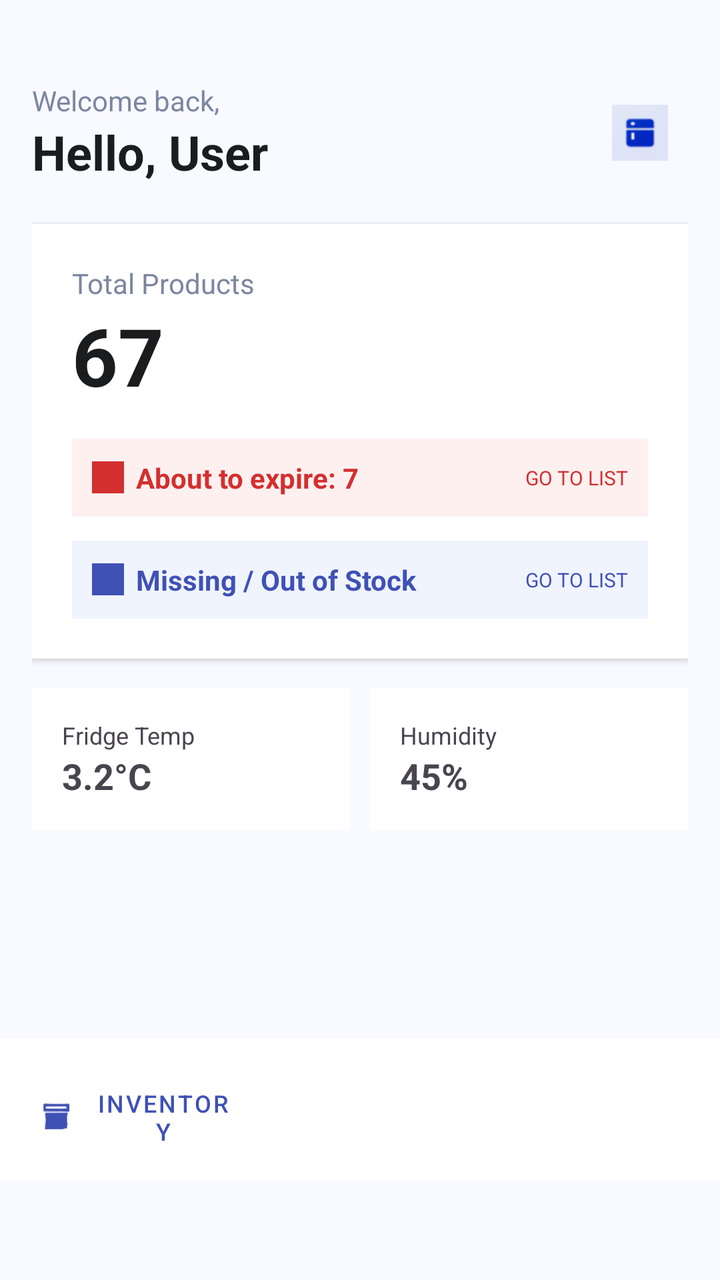
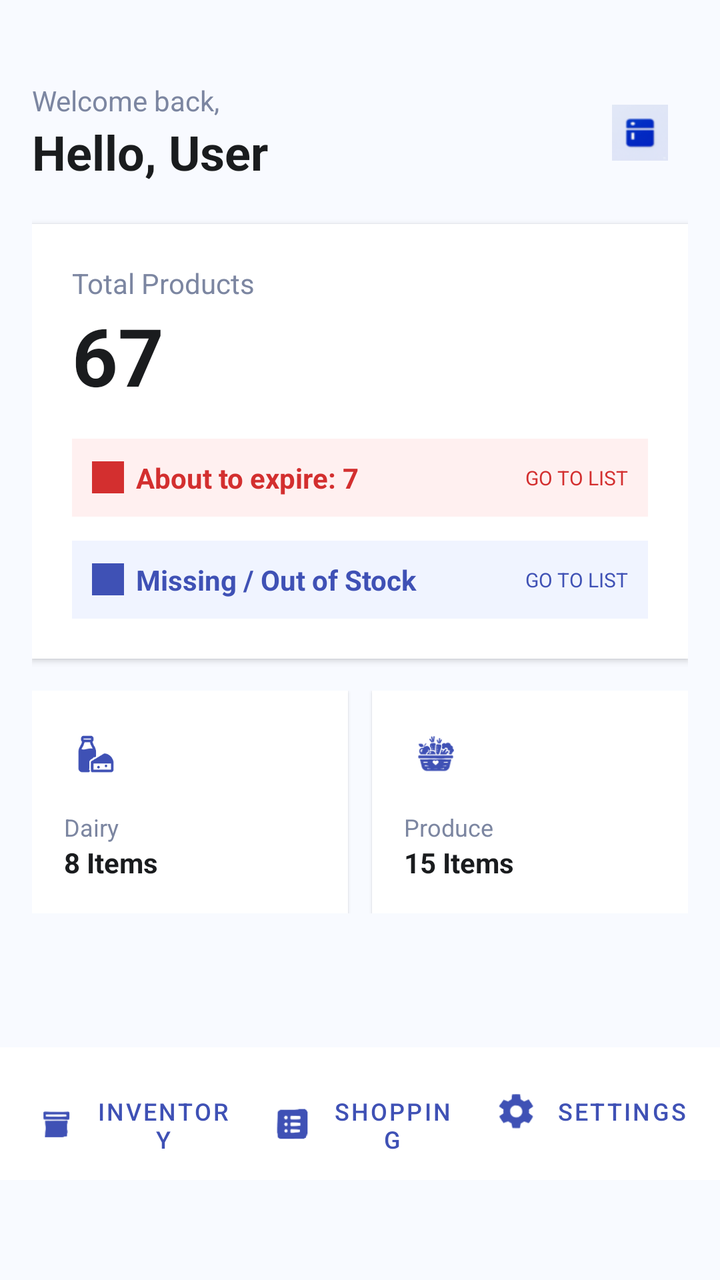

Two renders of the same Android screen: before a commit and after it. Below are the layout's source before the change and the commit's diff.
<!-- AndroidManifest.xml: application theme Theme.MyFridge -->
<!-- res/layout/activity_main_screen.xml -->
<?xml version="1.0" encoding="utf-8"?>
<LinearLayout xmlns:android="http://schemas.android.com/apk/res/android"
    xmlns:app="http://schemas.android.com/apk/res-auto"
    android:layout_width="match_parent"
    android:layout_height="match_parent"
    android:orientation="vertical"
    android:background="#F8FAFF">

    <Space
        android:layout_width="0dp"
        android:layout_height="wrap_content"
        android:layout_weight="0.05" />

    <LinearLayout
        android:layout_width="match_parent"
        android:layout_height="0dp"
        android:layout_weight="1"
        android:orientation="vertical"
        android:padding="16dp">

        <LinearLayout
            android:layout_width="match_parent"
            android:layout_height="wrap_content"
            android:layout_marginBottom="20dp"
            android:gravity="center_vertical"
            android:orientation="horizontal">

            <LinearLayout
                android:layout_width="0dp"
                android:layout_height="wrap_content"
                android:layout_weight="1"
                android:orientation="vertical">

                <TextView
                    android:layout_width="wrap_content"
                    android:layout_height="wrap_content"
                    android:text="Welcome back,"
                    android:textColor="#7C86A1" />

                <TextView
                    android:layout_width="wrap_content"
                    android:layout_height="wrap_content"
                    android:text="Hello, User"
                    android:textColor="#1A1C1E"
                    android:textSize="24sp"
                    android:textStyle="bold" />
            </LinearLayout>

            <ImageView
                android:id="@+id/img_fridge_logo"
                android:layout_width="48dp"
                android:layout_height="48dp"
                android:contentDescription="Fridge Logo"
                android:padding="10dp"
                android:src="@drawable/ic_fridge" />
        </LinearLayout>

        <LinearLayout
            android:layout_width="match_parent"
            android:layout_height="wrap_content"
            android:background="@android:color/white"
            android:elevation="2dp"
            android:orientation="vertical"
            android:padding="20dp">

            <TextView
                android:layout_width="wrap_content"
                android:layout_height="wrap_content"
                android:text="Total Products"
                android:textColor="#7C86A1" />

            <TextView
                android:layout_width="wrap_content"
                android:layout_height="wrap_content"
                android:text="67"
                android:textColor="#1A1C1E"
                android:textSize="40sp"
                android:textStyle="bold" />

            <LinearLayout
                android:layout_width="match_parent"
                android:layout_height="wrap_content"
                android:layout_marginTop="15dp"
                android:background="#FFF0F0"
                android:gravity="center_vertical"
                android:padding="10dp">

                <ImageView
                    android:layout_width="16dp"
                    android:layout_height="16dp"
                    android:layout_marginEnd="6dp"
                    android:src="@drawable/ic_alert_warning"
                    app:tint="#D32F2F" />

                <TextView
                    android:layout_width="0dp"
                    android:layout_height="wrap_content"
                    android:layout_weight="1"
                    android:text="About to expire: 7"
                    android:textColor="#D32F2F"
                    android:textStyle="bold" />

                <TextView
                    android:layout_width="wrap_content"
                    android:layout_height="wrap_content"
                    android:text="GO TO LIST"
                    android:textColor="#D32F2F"
                    android:textSize="10sp" />
            </LinearLayout>

            <LinearLayout
                android:layout_width="match_parent"
                android:layout_height="wrap_content"
                android:layout_marginTop="12dp"
                android:background="#F0F4FF"
                android:gravity="center_vertical"
                android:padding="10dp">

                <ImageView
                    android:id="@+id/img_missing_icon"
                    android:layout_width="16dp"
                    android:layout_height="16dp"
                    android:layout_marginEnd="6dp"
                    android:src="@drawable/ic_shopping_cart"
                    app:tint="#3F51B5" />

                <TextView
                    android:layout_width="0dp"
                    android:layout_height="wrap_content"
                    android:layout_weight="1"
                    android:text="Missing / Out of Stock"
                    android:textColor="#3F51B5"
                    android:textStyle="bold" />

                <TextView
                    android:layout_width="wrap_content"
                    android:layout_height="wrap_content"
                    android:text="GO TO LIST"
                    android:textColor="#3F51B5"
                    android:textSize="10sp" />
            </LinearLayout>
        </LinearLayout>

        <LinearLayout
            android:layout_width="match_parent"
            android:layout_height="wrap_content"
            android:layout_marginTop="15dp"
            android:orientation="horizontal">

            <LinearLayout
                android:layout_width="0dp"
                android:layout_height="wrap_content"
                android:layout_marginEnd="5dp"
                android:layout_weight="1"
                android:background="@android:color/white"
                android:orientation="vertical"
                android:padding="15dp">

                <TextView
                    android:layout_width="wrap_content"
                    android:layout_height="wrap_content"
                    android:text="Fridge Temp"
                    android:textSize="12sp" />

                <TextView
                    android:layout_width="wrap_content"
                    android:layout_height="wrap_content"
                    android:text="3.2°C"
                    android:textSize="18sp"
                    android:textStyle="bold" />
            </LinearLayout>

            <LinearLayout
                android:layout_width="0dp"
                android:layout_height="wrap_content"
                android:layout_marginStart="5dp"
                android:layout_weight="1"
                android:background="@android:color/white"
                android:orientation="vertical"
                android:padding="15dp">

                <TextView
                    android:layout_width="wrap_content"
                    android:layout_height="wrap_content"
                    android:text="Humidity"
                    android:textSize="12sp" />

                <TextView
                    android:layout_width="wrap_content"
                    android:layout_height="wrap_content"
                    android:text="45%"
                    android:textSize="18sp"
                    android:textStyle="bold" />
            </LinearLayout>
        </LinearLayout>

    </LinearLayout>

    <LinearLayout
        android:layout_width="match_parent"
        android:layout_height="wrap_content"
        android:orientation="horizontal"
        android:background="#FFFFFF"
        android:padding="8dp">

        <com.google.android.material.button.MaterialButton
            android:id="@+id/btn_inventory"
            style="@style/Widget.MaterialComponents.Button.TextButton"
            android:layout_width="0dp"
            android:layout_height="wrap_content"
            android:layout_weight="1"
            android:text="Inventory"
            android:textColor="#3F51B5"
            android:textSize="12sp"
            app:icon="@drawable/ic_inventory"
            app:iconGravity="textStart"
            app:iconPadding="8dp"
            app:iconSize="24dp"
            app:iconTint="#3F51B5" />

        <Button
            android:id="@+id/btn_shopping"
            android:layout_width="0dp"
            android:layout_height="wrap_content"
            android:layout_weight="1"
            android:text="Shopping"
            style="?android:attr/borderlessButtonStyle" />

        <Button
            android:id="@+id/btn_settings"
            android:layout_width="0dp"
            android:layout_height="wrap_content"
            android:layout_weight="1"
            android:text="Settings"
            style="?android:attr/borderlessButtonStyle" />

    </LinearLayout>

    <Space
        android:layout_width="0dp"
        android:layout_height="wrap_content"
        android:layout_weight="0.1" />

</LinearLayout>
<!-- resources referenced by this layout -->
<resources>
  <!-- drawable ic_alert_warning: png bitmap (drawable, 734 bytes) -->
  <!-- drawable ic_fridge: png bitmap (drawable, 2261 bytes) -->
  <!-- drawable ic_inventory: png bitmap (drawable, 3619 bytes) -->
  <!-- drawable ic_shopping_cart: png bitmap (drawable, 1299 bytes) -->
  <style name="Theme.MyFridge" parent="Base.Theme.MyFridge" />
  <style name="Base.Theme.MyFridge" parent="Theme.Material3.DayNight.NoActionBar">
          
          
      </style>
</resources>

<!-- the commit's change to res/layout/activity_main_screen.xml (unified diff, before → after) -->
@@ -144,52 +144,72 @@
         <LinearLayout
             android:layout_width="match_parent"
             android:layout_height="wrap_content"
-            android:layout_marginTop="15dp"
+            android:layout_marginTop="16dp"
             android:orientation="horizontal">
 
             <LinearLayout
                 android:layout_width="0dp"
                 android:layout_height="wrap_content"
-                android:layout_marginEnd="5dp"
+                android:layout_marginEnd="6dp"
                 android:layout_weight="1"
                 android:background="@android:color/white"
+                android:elevation="1dp"
                 android:orientation="vertical"
-                android:padding="15dp">
-
-                <TextView
-                    android:layout_width="wrap_content"
-                    android:layout_height="wrap_content"
-                    android:text="Fridge Temp"
+                android:padding="16dp">
+
+                <ImageView
+                    android:layout_width="32dp"
+                    android:layout_height="32dp"
+                    android:padding="6dp"
+                    android:src="@drawable/ic_dairy"
+                    app:tint="#3F51B5" />
+
+                <TextView
+                    android:layout_width="wrap_content"
+                    android:layout_height="wrap_content"
+                    android:layout_marginTop="12dp"
+                    android:text="Dairy"
+                    android:textColor="#7C86A1"
                     android:textSize="12sp" />
 
                 <TextView
                     android:layout_width="wrap_content"
                     android:layout_height="wrap_content"
-                    android:text="3.2°C"
-                    android:textSize="18sp"
+                    android:text="8 Items"
+                    android:textColor="#1A1C1E"
                     android:textStyle="bold" />
             </LinearLayout>
 
             <LinearLayout
                 android:layout_width="0dp"
                 android:layout_height="wrap_content"
-                android:layout_marginStart="5dp"
+                android:layout_marginStart="6dp"
                 android:layout_weight="1"
                 android:background="@android:color/white"
+                android:elevation="1dp"
                 android:orientation="vertical"
-                android:padding="15dp">
-
-                <TextView
-                    android:layout_width="wrap_content"
-                    android:layout_height="wrap_content"
-                    android:text="Humidity"
+                android:padding="16dp">
+
+                <ImageView
+                    android:layout_width="32dp"
+                    android:layout_height="32dp"
+                    android:padding="6dp"
+                    android:src="@drawable/ic_produce"
+                    app:tint="#3F51B5" />
+
+                <TextView
+                    android:layout_width="wrap_content"
+                    android:layout_height="wrap_content"
+                    android:layout_marginTop="12dp"
+                    android:text="Produce"
+                    android:textColor="#7C86A1"
                     android:textSize="12sp" />
 
                 <TextView
                     android:layout_width="wrap_content"
                     android:layout_height="wrap_content"
-                    android:text="45%"
-                    android:textSize="18sp"
+                    android:text="15 Items"
+                    android:textColor="#1A1C1E"
                     android:textStyle="bold" />
             </LinearLayout>
         </LinearLayout>
@@ -218,21 +238,35 @@
             app:iconSize="24dp"
             app:iconTint="#3F51B5" />
 
-        <Button
+        <com.google.android.material.button.MaterialButton
             android:id="@+id/btn_shopping"
+            style="@style/Widget.MaterialComponents.Button.TextButton"
             android:layout_width="0dp"
             android:layout_height="wrap_content"
             android:layout_weight="1"
             android:text="Shopping"
-            style="?android:attr/borderlessButtonStyle" />
-
-        <Button
+            android:textColor="#3F51B5"
+            android:textSize="12sp"
+            app:icon="@drawable/ic_shopping_list"
+            app:iconGravity="textStart"
+            app:iconPadding="8dp"
+            app:iconSize="24dp"
+            app:iconTint="#3F51B5" />
+
+        <com.google.android.material.button.MaterialButton
             android:id="@+id/btn_settings"
+            style="@style/Widget.MaterialComponents.Button.TextButton"
             android:layout_width="0dp"
             android:layout_height="wrap_content"
             android:layout_weight="1"
             android:text="Settings"
-            style="?android:attr/borderlessButtonStyle" />
+            android:textColor="#3F51B5"
+            android:textSize="12sp"
+            app:icon="@drawable/ic_settings"
+            app:iconGravity="textStart"
+            app:iconPadding="8dp"
+            app:iconSize="24dp"
+            app:iconTint="#3F51B5" />
 
     </LinearLayout>
 
<!-- resource entries referenced after the edit -->
@@ -1,9 +1,13 @@
 <!-- resources referenced by this layout -->
 <resources>
   <!-- drawable ic_alert_warning: png bitmap (drawable, 734 bytes) -->
+  <!-- drawable ic_dairy: png bitmap (drawable, 10836 bytes) -->
   <!-- drawable ic_fridge: png bitmap (drawable, 2261 bytes) -->
   <!-- drawable ic_inventory: png bitmap (drawable, 3619 bytes) -->
+  <!-- drawable ic_produce: png bitmap (drawable, 6517 bytes) -->
+  <!-- drawable ic_settings: png bitmap (drawable, 4600 bytes) -->
   <!-- drawable ic_shopping_cart: png bitmap (drawable, 1299 bytes) -->
+  <!-- drawable ic_shopping_list: png bitmap (drawable, 4519 bytes) -->
   <style name="Theme.MyFridge" parent="Base.Theme.MyFridge" />
   <style name="Base.Theme.MyFridge" parent="Theme.Material3.DayNight.NoActionBar">
           
